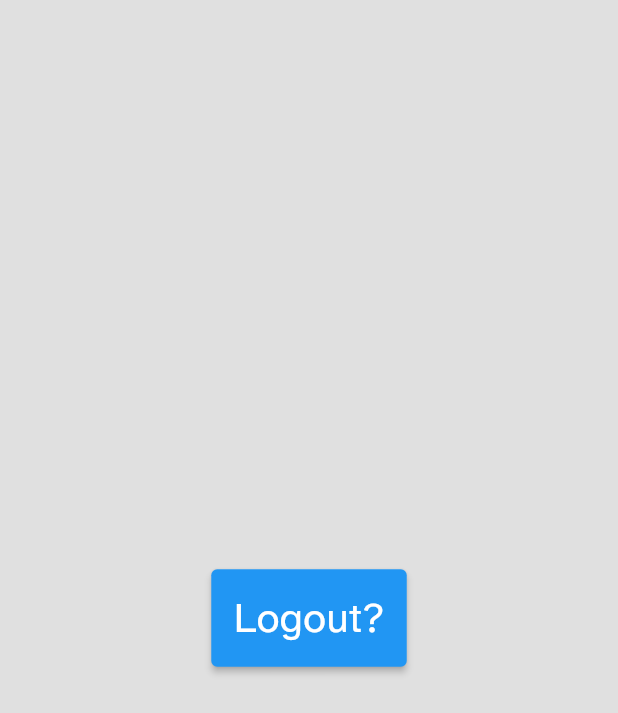
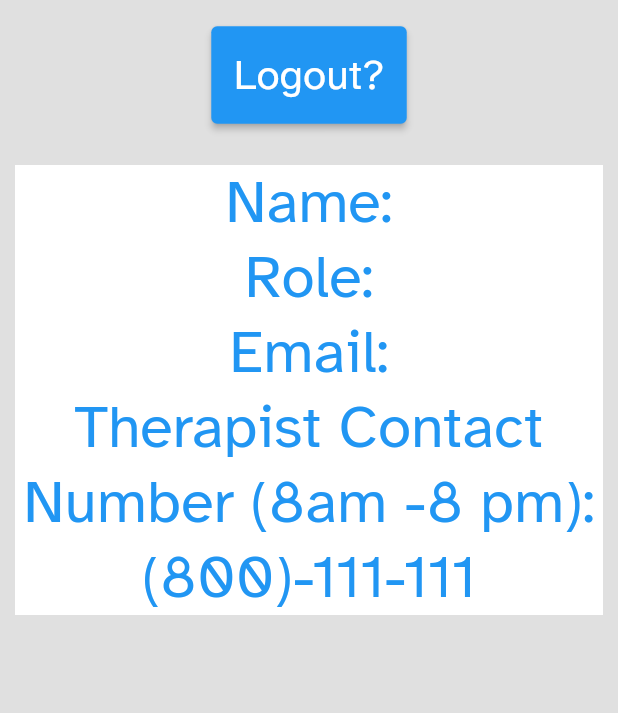
Before and after one commit to yoshikikakehi/REHAPP, a Flutter app: the LogoutPage screen opened directly, after a tap on "Logout?", on a phone screen of 412 x 824 dp. Shown: the top 713 px of the screen. Run offline on Flutter 3.47's test engine with Material 2 defaults, Android fonts, the phone set to English and light mode, and no system bars; our stand-ins replace cloud_firestore, firebase_auth, firebase_core, flutter_phoenix, shared_preferences; accounts and stored records are empty; network calls fail.

Commit message:
sprint 4 updated account page

```diff
--- a/rehapp/lib/model/user_model.dart
+++ b/rehapp/lib/model/user_model.dart
@@ -17,4 +17,13 @@ class User {
         lastname: json["lastname"] ?? "",
         role: json["role"] ?? "patient");
   }
+  User fromJson(Map<String, dynamic> json) {
+    return User(
+        email: json["email"] ?? "",
+        firstname: json["firstname"] ?? "",
+        lastname: json["lastname"] ?? "",
+        role: json["role"] ?? "patient");
+  }
+
+
 }
--- a/rehapp/lib/pages/exercise.dart
+++ b/rehapp/lib/pages/exercise.dart
@@ -8,6 +8,9 @@ import 'package:rehapp/pages/login.dart';
 import 'package:rehapp/pages/logout.dart';
 import 'package:rehapp/pages/therapist_completed_exercise.dart';
 import 'package:rehapp/pages/therapist_exercise_view.dart';
+
+import 'package:cloud_firestore/cloud_firestore.dart';
+import 'package:firebase_auth/firebase_auth.dart' hide User;
 
 import '../ProgressHUD.dart';
 
@@ -41,6 +44,9 @@ class _ExercisePageState extends State<ExercisePage> {
 
   @override
   void initState() {
+    FirebaseAuth auth = FirebaseAuth.instance;
+    FirebaseFirestore db = FirebaseFirestore.instance;
+
     APIService apiService = APIService();
     apiService.getExercises(widget.user.email).then((value) {
       setState(() {
--- a/rehapp/lib/pages/logout.dart
+++ b/rehapp/lib/pages/logout.dart
@@ -1,17 +1,54 @@
 import 'package:flutter/material.dart';
 import 'package:flutter_phoenix/flutter_phoenix.dart';
 import 'package:firebase_auth/firebase_auth.dart';
+import 'package:rehapp/api/api_service.dart';
 import 'package:shared_preferences/shared_preferences.dart';
 import '../api/user.dart' as user;
 
-class LogoutPage extends StatelessWidget {
+
+class LogoutPage extends StatefulWidget {
+  @override
+  Logout createState() => Logout();
+}
+
+class Logout extends State<LogoutPage> {
+  String userInfo = "";
+
+  @override
+  void initState() {
+    super.initState();
+    updateInfo();
+    print(userInfo);
+  }
+
+  Future<String> updateInfo() async {
+    APIService apiService = APIService();
+    String info = "";
+    apiService.getCurrentUserData().then((userValue) {
+      setState(() {
+        info = userValue.toString();
+        info = "Name: " + userValue['firstname'] + " " + userValue['lastname'];
+        info = info + "\nRole: " + userValue['role'] + "\nEmail: " + userValue['email'];
+        info = info + "\nTherapist Contact Number (8am -8 pm): " + "(800)-111-111";
+        //print(info);
+        userInfo = info;
+    });
+    });
+    print(userInfo);
+    return info;
+}
+
   @override
   Widget build(BuildContext context) {
     return Scaffold(
       backgroundColor: Colors.black12,
-      body: SizedBox(
-        width: double.infinity,
-        height: double.infinity,
+      body: ListView(
+        shrinkWrap: true,
+          //mainAxisAlignment: MainAxisAlignment.center,
+          //crossAxisAlignment: CrossAxisAlignment.center,
+        children: [SizedBox(
+        width: 200,
+        height: 100,
         child: Align(
           alignment: Alignment.center,
           child: ElevatedButton(
@@ -22,6 +59,7 @@ class LogoutPage extends StatelessWidget {
               user.role = "";
               user.email = "";
               SharedPreferences prefs = await SharedPreferences.getInstance();
+              print(prefs);
               await prefs.clear();
               Phoenix.rebirth(context);
             },
@@ -37,6 +75,27 @@ class LogoutPage extends StatelessWidget {
           ),
         ),
       ),
+          Container(
+            margin: const EdgeInsets.all(10.0),
+          color: Colors.white,
+          width: 100,
+          height: 300,
+          child: Center(
+            child: Text(
+              userInfo,
+              textAlign: TextAlign.center,
+              style: TextStyle(
+                color: Colors.blue,
+                fontSize: 40,
+              ),
+            ),
+          ),
+        )
+      ]
+    )
     );
   }
+
+
+
 }
--- a/rehapp/lib/pages/therapist_home.dart
+++ b/rehapp/lib/pages/therapist_home.dart
@@ -1,6 +1,6 @@
 import 'package:flutter/material.dart';
 import 'package:flutter_phoenix/flutter_phoenix.dart';
-import 'package:firebase_auth/firebase_auth.dart';
+import 'package:firebase_auth/firebase_auth.dart' hide User;
 import 'package:cloud_firestore/cloud_firestore.dart';
 import 'package:rehapp/ProgressHUD.dart';
 import 'package:rehapp/api/api_service.dart';
@@ -9,6 +9,7 @@ import 'package:rehapp/model/add_patient_model.dart';
 import 'package:rehapp/model/delete_patient_model.dart';
 import 'package:rehapp/pages/exercise.dart';
 import 'package:rehapp/pages/logout.dart';
+import 'package:rehapp/model/user_model.dart';
 
 class TherapistHomePage extends StatefulWidget {
   const TherapistHomePage({Key? key}) : super(key: key);
@@ -107,6 +108,16 @@ class _TherapistHomePageState extends State<TherapistHomePage> {
       });
     }
   }
+
+  // Kiran Added
+  /*User convertToUser(Map<String, dynamic> tempUser) {
+    User newUser = new User();
+    newUser = new User(tempUser["email"], tempUser["firstname"],
+        tempUser["lastname"], tempUser["role"]);
+    return newUser;
+  }*/
+
+  // Kiran end added
 
 // Add patient pop up
   Future<void> _displayTextInputDialog(BuildContext context) async {
@@ -368,7 +379,7 @@ class _TherapistHomePageState extends State<TherapistHomePage> {
                                                 MaterialPageRoute(
                                                     builder: (context) =>
                                                         ExercisePage(
-                                                          user: displayedPatients.elementAt(index),
+                                                          user: new User().fromJson(displayedPatients.elementAt(index)),
                                                         )));
                                           },
                                           child: ListTile(
```
Also changed, not shown: rehapp/lib/api/api_service.dart (+23 -0 lines).
